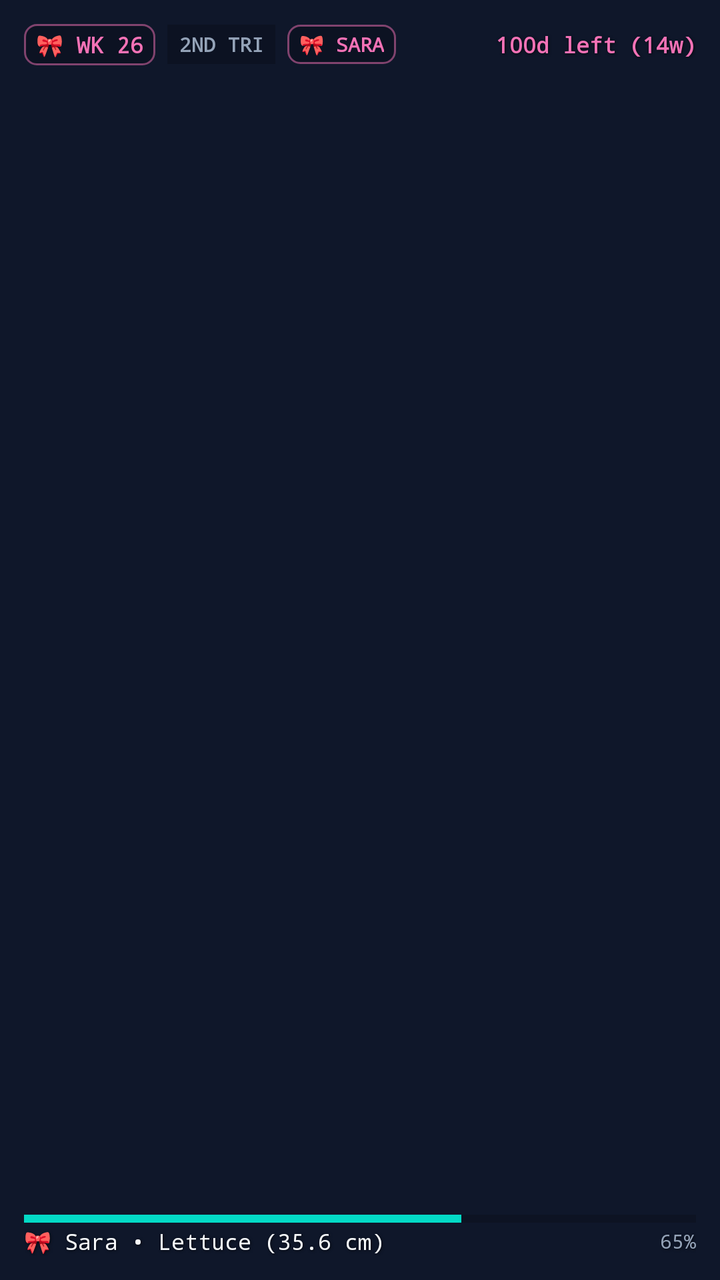
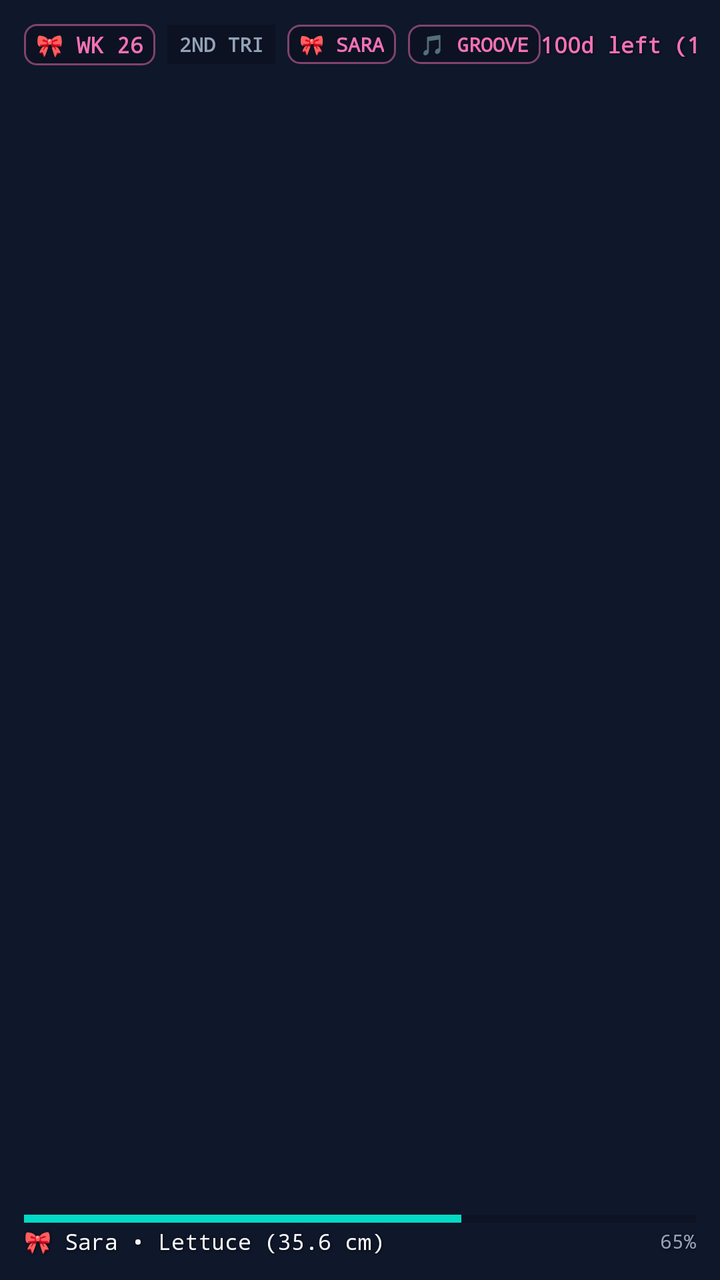

Compare the two renders of this Android layout. The source of the first and the diff that turns it into the second are given below.
<!-- AndroidManifest.xml: application theme Theme.BabySteps -->
<!-- res/layout/widget_baby_steps.xml -->
<?xml version="1.0" encoding="utf-8"?>
<FrameLayout xmlns:android="http://schemas.android.com/apk/res/android"
    android:id="@+id/widget_root"
    android:layout_width="match_parent"
    android:layout_height="match_parent">

    
    <ImageView
        android:id="@+id/widget_bg_plate"
        android:layout_width="match_parent"
        android:layout_height="match_parent"
        android:scaleType="fitXY"
        android:contentDescription="Widget Background Plate" />

    <LinearLayout
        android:layout_width="match_parent"
        android:layout_height="match_parent"
        android:orientation="vertical"
        android:padding="12dp">

        
        <LinearLayout
            android:layout_width="match_parent"
            android:layout_height="wrap_content"
            android:gravity="center_vertical"
            android:orientation="horizontal">

            <TextView
                android:id="@+id/tv_widget_week"
                android:layout_width="wrap_content"
                android:layout_height="wrap_content"
                android:background="@drawable/badge_bg"
                android:fontFamily="monospace"
                android:paddingHorizontal="6dp"
                android:paddingVertical="3dp"
                android:text="🎀 WK 26"
                android:textColor="#F472B6"
                android:textSize="11sp"
                android:textStyle="bold" />

            <TextView
                android:id="@+id/tv_widget_trimester"
                android:layout_width="wrap_content"
                android:layout_height="wrap_content"
                android:layout_marginStart="6dp"
                android:background="#33000000"
                android:fontFamily="monospace"
                android:paddingHorizontal="6dp"
                android:paddingVertical="3dp"
                android:text="2ND TRI"
                android:textColor="#94A3B8"
                android:textSize="10sp"
                android:textStyle="bold" />

            <TextView
                android:id="@+id/tv_widget_name"
                android:layout_width="wrap_content"
                android:layout_height="wrap_content"
                android:layout_marginStart="6dp"
                android:background="@drawable/badge_bg"
                android:fontFamily="monospace"
                android:paddingHorizontal="6dp"
                android:paddingVertical="3dp"
                android:text="🎀 SARA"
                android:textColor="#F472B6"
                android:textSize="10sp"
                android:textStyle="bold" />

            <FrameLayout
                android:layout_width="0dp"
                android:layout_height="1dp"
                android:layout_weight="1" />

            <TextView
                android:id="@+id/tv_widget_days_left"
                android:layout_width="wrap_content"
                android:layout_height="wrap_content"
                android:fontFamily="monospace"
                android:shadowColor="#AA000000"
                android:shadowDx="1"
                android:shadowDy="1"
                android:shadowRadius="3"
                android:text="100d left (14w)"
                android:textColor="#F472B6"
                android:textSize="11sp"
                android:textStyle="bold" />
        </LinearLayout>

        
        <LinearLayout
            android:layout_width="match_parent"
            android:layout_height="0dp"
            android:layout_weight="1"
            android:gravity="center"
            android:orientation="vertical">

            <ViewFlipper
                android:id="@+id/widget_flipper"
                android:layout_width="match_parent"
                android:layout_height="0dp"
                android:layout_weight="1"
                android:autoStart="true"
                android:flipInterval="350">

                <ImageView
                    android:id="@+id/widget_frame_0"
                    android:layout_width="match_parent"
                    android:layout_height="match_parent"
                    android:scaleType="fitCenter"
                    android:contentDescription="Frame 1" />

                <ImageView
                    android:id="@+id/widget_frame_1"
                    android:layout_width="match_parent"
                    android:layout_height="match_parent"
                    android:scaleType="fitCenter"
                    android:contentDescription="Frame 2" />

                <ImageView
                    android:id="@+id/widget_frame_2"
                    android:layout_width="match_parent"
                    android:layout_height="match_parent"
                    android:scaleType="fitCenter"
                    android:contentDescription="Frame 3" />

                <ImageView
                    android:id="@+id/widget_frame_3"
                    android:layout_width="match_parent"
                    android:layout_height="match_parent"
                    android:scaleType="fitCenter"
                    android:contentDescription="Frame 4" />
            </ViewFlipper>

            <ProgressBar
                android:id="@+id/widget_progress"
                style="?android:attr/progressBarStyleHorizontal"
                android:layout_width="match_parent"
                android:layout_height="4dp"
                android:layout_marginTop="2dp"
                android:layout_marginBottom="2dp"
                android:max="100"
                android:progress="65" />
        </LinearLayout>

        
        <LinearLayout
            android:layout_width="match_parent"
            android:layout_height="wrap_content"
            android:gravity="center_vertical"
            android:orientation="horizontal">

            <TextView
                android:id="@+id/tv_widget_fruit"
                android:layout_width="0dp"
                android:layout_height="wrap_content"
                android:layout_weight="1"
                android:ellipsize="end"
                android:fontFamily="monospace"
                android:maxLines="1"
                android:shadowColor="#AA000000"
                android:shadowDx="1"
                android:shadowDy="1"
                android:shadowRadius="3"
                android:text="🎀 Sara • Lettuce (35.6 cm)"
                android:textColor="#F8FAFC"
                android:textSize="11sp" />

            <TextView
                android:id="@+id/tv_widget_percent"
                android:layout_width="wrap_content"
                android:layout_height="wrap_content"
                android:fontFamily="monospace"
                android:shadowColor="#AA000000"
                android:shadowDx="1"
                android:shadowDy="1"
                android:shadowRadius="3"
                android:text="65%"
                android:textColor="#94A3B8"
                android:textSize="10sp" />
        </LinearLayout>

    </LinearLayout>
</FrameLayout>
<!-- resources referenced by this layout -->
<resources>
  <!-- drawable badge_bg (drawable) -->
  <?xml version="1.0" encoding="utf-8"?>
  <shape xmlns:android="http://schemas.android.com/apk/res/android"
      android:shape="rectangle">
      <solid android:color="#33000000" />
      <stroke android:width="1dp" android:color="#80F472B6" />
      <corners android:radius="6dp" />
  </shape>
  <style name="Theme.BabySteps" parent="Theme.MaterialComponents.DayNight.NoActionBar">
          <item name="android:statusBarColor">#0F172A</item>
          <item name="android:navigationBarColor">#0F172A</item>
          <item name="android:windowBackground">#0F172A</item>
      </style>
</resources>

<!-- the commit's change to res/layout/widget_baby_steps.xml (unified diff, before → after) -->
@@ -62,6 +62,20 @@
                 android:paddingHorizontal="6dp"
                 android:paddingVertical="3dp"
                 android:text="🎀 SARA"
+                android:textColor="#F472B6"
+                android:textSize="10sp"
+                android:textStyle="bold" />
+
+            <TextView
+                android:id="@+id/badge_dance_toggle"
+                android:layout_width="wrap_content"
+                android:layout_height="wrap_content"
+                android:layout_marginStart="6dp"
+                android:background="@drawable/badge_bg"
+                android:fontFamily="monospace"
+                android:paddingHorizontal="6dp"
+                android:paddingVertical="3dp"
+                android:text="🎵 GROOVE"
                 android:textColor="#F472B6"
                 android:textSize="10sp"
                 android:textStyle="bold" />
